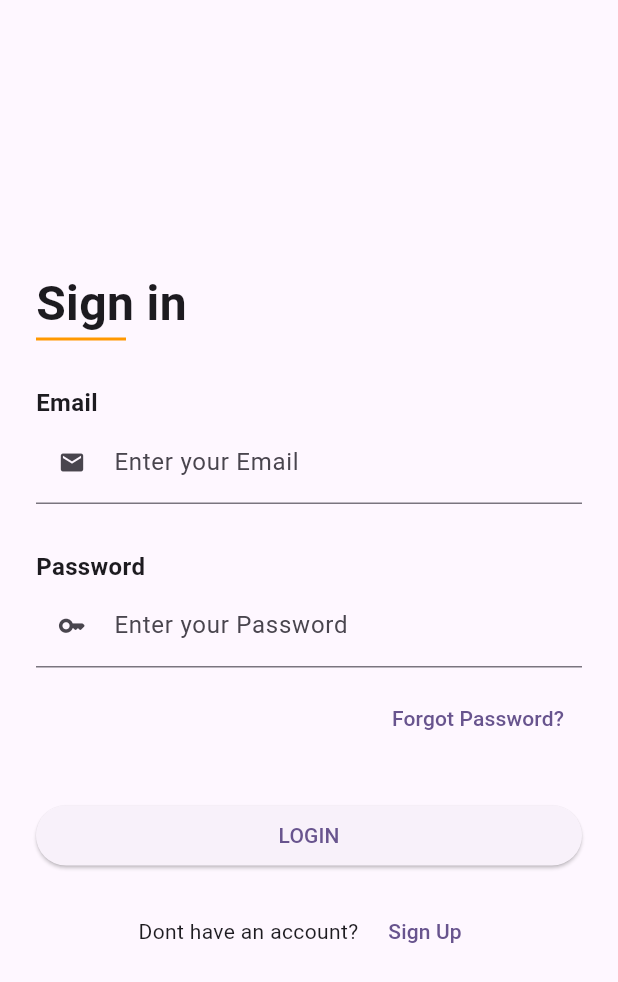
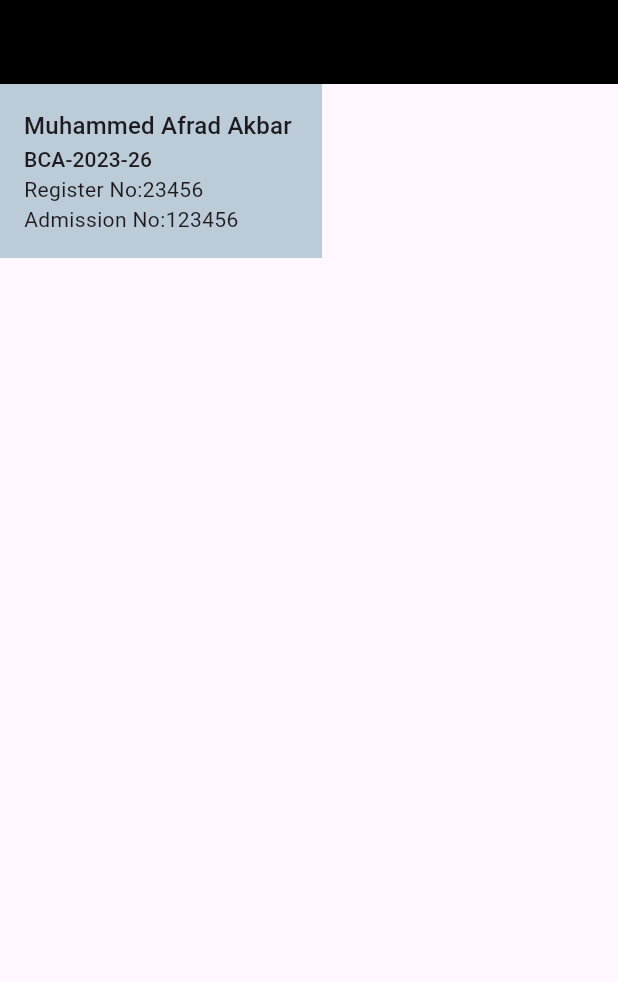
Before and after one commit to AfradAkbar/attendance-tracker-student-app, a Flutter app: the screen it shows after launch, on a phone screen of 412 x 824 dp. Shown: the top 982 px of the screen. Run offline on Flutter 3.47's test engine with Material 3 defaults, Android fonts, the phone set to English and light mode, and no system bars; our stand-ins replace shared_preferences; Roboto replaces fonts that are missing (Schyler).

Commit message:
created homescreen

```diff
--- a/lib/constants.dart
+++ b/lib/constants.dart
@@ -1,3 +1,3 @@
-const kBaseUrl = 'http://192.168.1.12:3000/api';
+const kBaseUrl = 'http://192.168.1.2:3000/api';
 
 const kStudentLoginRoute = '$kBaseUrl/student/login';
--- a/lib/main.dart
+++ b/lib/main.dart
@@ -1,3 +1,4 @@
+import 'package:attendance_tracker_frontend/screens/home_screen.dart';
 import 'package:attendance_tracker_frontend/screens/login_screen.dart';
 import 'package:flutter/material.dart';
 
@@ -32,7 +33,7 @@ class MyApp extends StatelessWidget {
         // tested with just a hot reload.
         colorScheme: ColorScheme.fromSeed(seedColor: Colors.deepPurple),
       ),
-      home: LoginScreen(),
+      home: HomeScreen(),
     );
   }
 }
--- /dev/null
+++ b/lib/screens/home_screen.dart
@@ -0,0 +1,43 @@
+import 'package:flutter/material.dart';
+
+class HomeScreen extends StatelessWidget {
+  const HomeScreen({super.key});
+
+  @override
+  Widget build(BuildContext context) {
+    return Scaffold(
+      appBar: AppBar(
+        backgroundColor: Colors.black,
+      ),
+      body: SafeArea(
+        child: Column(
+          children: [
+            Container(
+              decoration: BoxDecoration(
+                borderRadius: BorderRadius.horizontal(),
+                color: const Color.fromRGBO(187, 203, 215, 1),
+              ),
+              padding: EdgeInsets.all(16),
+              child: Column(
+                crossAxisAlignment: CrossAxisAlignment.start,
+                children: [
+                  Text(
+                    'Muhammed Afrad Akbar ',
+                    style: Theme.of(context).textTheme.titleMedium,
+                  ),
+                  SizedBox(),
+                  Text(
+                    'BCA-2023-26',
+                    style: Theme.of(context).textTheme.titleSmall,
+                  ),
+                  Text('Register No:23456'),
+                  Text('Admission No:123456'),
+                ],
+              ),
+            ),
+          ],
+        ),
+      ),
+    );
+  }
+}
--- a/pubspec.yaml
+++ b/pubspec.yaml
@@ -35,6 +35,7 @@ dependencies:
   # Use with the CupertinoIcons class for iOS style icons.
   cupertino_icons: ^1.0.8
   http: ^1.5.0
+  shared_preferences: ^2.5.3
 
 dev_dependencies:
   flutter_test:
```
Also changed, not shown: lib/screens/login_screen.dart (+8 -0 lines), lib/screens/signup_screen.dart (+44 -17 lines), pubspec.lock, 4 other files.
